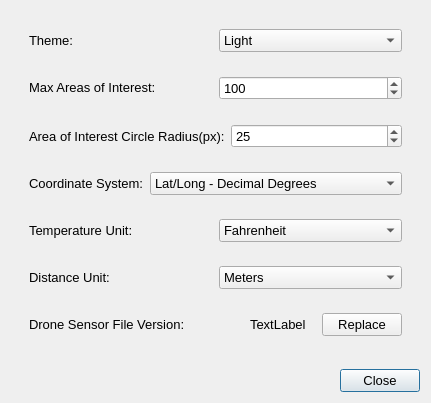
First picture: the form in resources/views/Preferences.ui, repository crgrove/automated-drone-image-analysis-tool, before the edit.
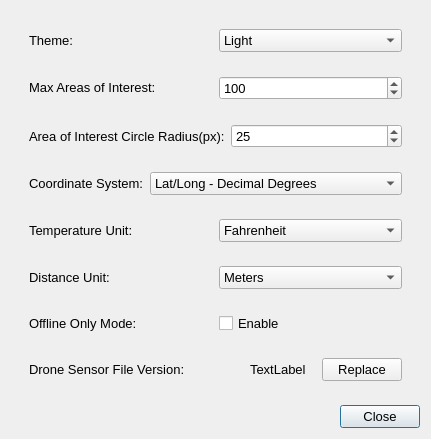
Second picture: the form after the edit.

```diff
--- a/resources/views/Preferences.ui
+++ b/resources/views/Preferences.ui
@@ -342,6 +342,43 @@
        </widget>
       </item>
       <item>
+      <widget class="QWidget" name="offlineWidget" native="true">
+       <layout class="QHBoxLayout" name="horizontalLayout_offline">
+        <item>
+         <widget class="QLabel" name="offlineModeLabel">
+          <property name="font">
+           <font>
+            <pointsize>10</pointsize>
+           </font>
+          </property>
+          <property name="toolTip">
+           <string>Toggle Offline Only mode.
+When enabled, the app skips any network calls (map tiles, CalTopo exports) and works with cached data only.</string>
+          </property>
+          <property name="text">
+           <string>Offline Only Mode:</string>
+          </property>
+         </widget>
+        </item>
+        <item>
+         <widget class="QCheckBox" name="offlineOnlyCheckBox">
+          <property name="font">
+           <font>
+            <pointsize>10</pointsize>
+           </font>
+          </property>
+          <property name="toolTip">
+           <string>Disable online functionality (tile downloads, CalTopo integration) and work entirely offline.</string>
+          </property>
+          <property name="text">
+           <string>Enable</string>
+          </property>
+         </widget>
+        </item>
+       </layout>
+      </widget>
+     </item>
+     <item>
        <layout class="QHBoxLayout" name="droneSensorLabelsWidget">
         <property name="leftMargin">
          <number>9</number>
```
